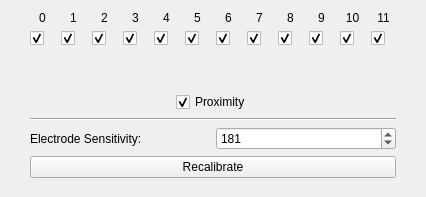
First picture: the form in src/brickv/plugin_system/plugins/multi_touch/ui/multi_touch.ui, repository Tinkerforge/brickv, before the edit.
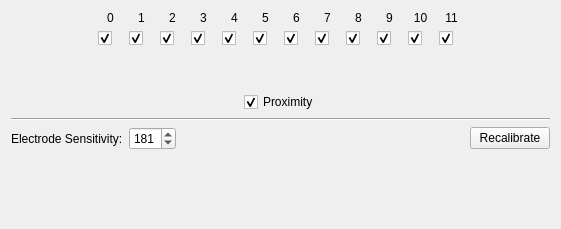
Second picture: the form after the edit.

```diff
--- a/src/brickv/plugin_system/plugins/multi_touch/ui/multi_touch.ui
+++ b/src/brickv/plugin_system/plugins/multi_touch/ui/multi_touch.ui
@@ -6,18 +6,18 @@
    <rect>
     <x>0</x>
     <y>0</y>
-    <width>426</width>
-    <height>197</height>
+    <width>561</width>
+    <height>229</height>
    </rect>
   </property>
   <property name="windowTitle">
    <string>Form</string>
   </property>
-  <layout class="QVBoxLayout" name="verticalLayout">
+  <layout class="QVBoxLayout" name="verticalLayout_15">
    <item>
     <layout class="QHBoxLayout" name="horizontalLayout_2">
      <item>
-      <spacer name="horizontalSpacer_2">
+      <spacer name="horizontalSpacer_3">
        <property name="orientation">
         <enum>Qt::Horizontal</enum>
        </property>
@@ -30,7 +30,7 @@
       </spacer>
      </item>
      <item>
-      <layout class="QVBoxLayout" name="verticalLayout_15">
+      <layout class="QVBoxLayout" name="verticalLayout">
        <item>
         <layout class="QHBoxLayout" name="horizontalLayout">
          <item>
@@ -578,47 +578,53 @@
          </item>
         </layout>
        </item>
-       <item>
-        <widget class="Line" name="line">
-         <property name="orientation">
-          <enum>Qt::Horizontal</enum>
-         </property>
-        </widget>
-       </item>
-       <item>
-        <layout class="QHBoxLayout" name="horizontalLayout_3">
-         <item>
-          <widget class="QLabel" name="label_13">
-           <property name="text">
-            <string>Electrode Sensitivity:</string>
-           </property>
-          </widget>
-         </item>
-         <item>
-          <widget class="QSpinBox" name="sensitivity_spinbox">
-           <property name="minimum">
-            <number>5</number>
-           </property>
-           <property name="maximum">
-            <number>201</number>
-           </property>
-           <property name="value">
-            <number>181</number>
-           </property>
-          </widget>
-         </item>
-        </layout>
-       </item>
-       <item>
-        <widget class="QPushButton" name="button_recalibrate">
-         <property name="text">
-          <string>Recalibrate</string>
-         </property>
-        </widget>
-       </item>
       </layout>
      </item>
      <item>
+      <spacer name="horizontalSpacer_2">
+       <property name="orientation">
+        <enum>Qt::Horizontal</enum>
+       </property>
+       <property name="sizeHint" stdset="0">
+        <size>
+         <width>40</width>
+         <height>20</height>
+        </size>
+       </property>
+      </spacer>
+     </item>
+    </layout>
+   </item>
+   <item>
+    <widget class="Line" name="line">
+     <property name="orientation">
+      <enum>Qt::Horizontal</enum>
+     </property>
+    </widget>
+   </item>
+   <item>
+    <layout class="QHBoxLayout" name="horizontalLayout_3">
+     <item>
+      <widget class="QLabel" name="label_13">
+       <property name="text">
+        <string>Electrode Sensitivity:</string>
+       </property>
+      </widget>
+     </item>
+     <item>
+      <widget class="QSpinBox" name="sensitivity_spinbox">
+       <property name="minimum">
+        <number>5</number>
+       </property>
+       <property name="maximum">
+        <number>201</number>
+       </property>
+       <property name="value">
+        <number>181</number>
+       </property>
+      </widget>
+     </item>
+     <item>
       <spacer name="horizontalSpacer">
        <property name="orientation">
         <enum>Qt::Horizontal</enum>
@@ -631,6 +637,13 @@
        </property>
       </spacer>
      </item>
+     <item>
+      <widget class="QPushButton" name="button_recalibrate">
+       <property name="text">
+        <string>Recalibrate</string>
+       </property>
+      </widget>
+     </item>
     </layout>
    </item>
    <item>
```
